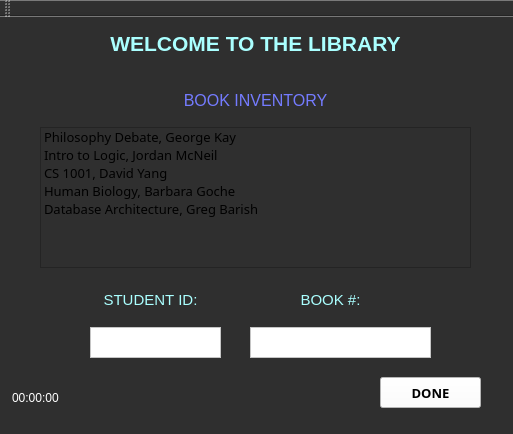
This is Project 4/mainwindow.ui in ecdev456/Nonogram-SE as Qt 5 draws it before an edit. The edited form follows.
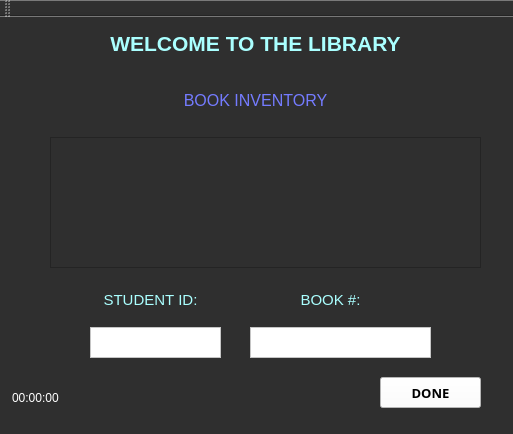
This is the edited form.

Diff of the .ui file:
```diff
--- a/Project 4/mainwindow.ui
+++ b/Project 4/mainwindow.ui
@@ -43,127 +43,6 @@
 &lt;p align=&quot;center&quot; style=&quot; margin-top:0px; margin-bottom:0px; margin-left:0px; margin-right:0px; -qt-block-indent:0; text-indent:0px;&quot;&gt;&lt;span style=&quot; font-size:16pt; font-weight:600; color:#aaffff;&quot;&gt;WELCOME TO THE LIBRARY&lt;/span&gt;&lt;/p&gt;&lt;/body&gt;&lt;/html&gt;</string>
     </property>
    </widget>
-   <widget class="QListWidget" name="listWidget">
-    <property name="geometry">
-     <rect>
-      <x>40</x>
-      <y>110</y>
-      <width>431</width>
-      <height>141</height>
-     </rect>
-    </property>
-    <item>
-     <property name="text">
-      <string>Philosophy Debate, George Kay</string>
-     </property>
-     <property name="font">
-      <font>
-       <family>Plantagenet Cherokee</family>
-       <pointsize>10</pointsize>
-       <weight>50</weight>
-       <bold>false</bold>
-      </font>
-     </property>
-     <property name="background">
-      <brush brushstyle="NoBrush">
-       <color alpha="255">
-        <red>255</red>
-        <green>255</green>
-        <blue>255</blue>
-       </color>
-      </brush>
-     </property>
-     <property name="foreground">
-      <brush brushstyle="NoBrush">
-       <color alpha="255">
-        <red>234</red>
-        <green>0</green>
-        <blue>0</blue>
-       </color>
-      </brush>
-     </property>
-    </item>
-    <item>
-     <property name="text">
-      <string>Intro to Logic, Jordan McNeil</string>
-     </property>
-     <property name="font">
-      <font>
-       <family>Plantagenet Cherokee</family>
-       <pointsize>10</pointsize>
-      </font>
-     </property>
-     <property name="foreground">
-      <brush brushstyle="NoBrush">
-       <color alpha="255">
-        <red>231</red>
-        <green>0</green>
-        <blue>0</blue>
-       </color>
-      </brush>
-     </property>
-    </item>
-    <item>
-     <property name="text">
-      <string>CS 1001, David Yang</string>
-     </property>
-     <property name="font">
-      <font>
-       <family>Plantagenet Cherokee</family>
-       <pointsize>10</pointsize>
-      </font>
-     </property>
-     <property name="foreground">
-      <brush brushstyle="NoBrush">
-       <color alpha="255">
-        <red>231</red>
-        <green>0</green>
-        <blue>0</blue>
-       </color>
-      </brush>
-     </property>
-    </item>
-    <item>
-     <property name="text">
-      <string>Human Biology, Barbara Goche</string>
-     </property>
-     <property name="font">
-      <font>
-       <family>Plantagenet Cherokee</family>
-       <pointsize>10</pointsize>
-      </font>
-     </property>
-     <property name="foreground">
-      <brush brushstyle="NoBrush">
-       <color alpha="255">
-        <red>231</red>
-        <green>0</green>
-        <blue>0</blue>
-       </color>
-      </brush>
-     </property>
-    </item>
-    <item>
-     <property name="text">
-      <string>Database Architecture, Greg Barish</string>
-     </property>
-     <property name="font">
-      <font>
-       <family>Plantagenet Cherokee</family>
-       <pointsize>10</pointsize>
-      </font>
-     </property>
-     <property name="foreground">
-      <brush brushstyle="NoBrush">
-       <color alpha="255">
-        <red>231</red>
-        <green>0</green>
-        <blue>0</blue>
-       </color>
-      </brush>
-     </property>
-    </item>
-   </widget>
    <widget class="QTextBrowser" name="textBrowser_2">
     <property name="geometry">
      <rect>
@@ -293,6 +172,19 @@
      <enum>QAbstractSpinBox::NoButtons</enum>
     </property>
    </widget>
+   <widget class="QPlainTextEdit" name="bookInventory">
+    <property name="geometry">
+     <rect>
+      <x>50</x>
+      <y>120</y>
+      <width>431</width>
+      <height>131</height>
+     </rect>
+    </property>
+    <property name="styleSheet">
+     <string notr="true">color: rgb(255, 0, 0);</string>
+    </property>
+   </widget>
   </widget>
   <widget class="QToolBar" name="mainToolBar">
    <attribute name="toolBarArea">
```
